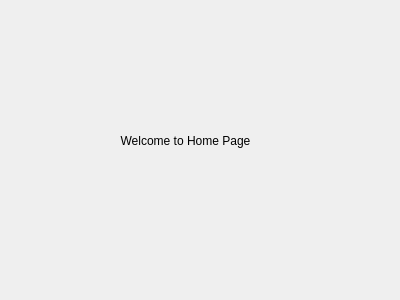
The window that homepage.ui (krmbt72/HotelReservationSystem) describes before a commit, drawn with Qt 5.
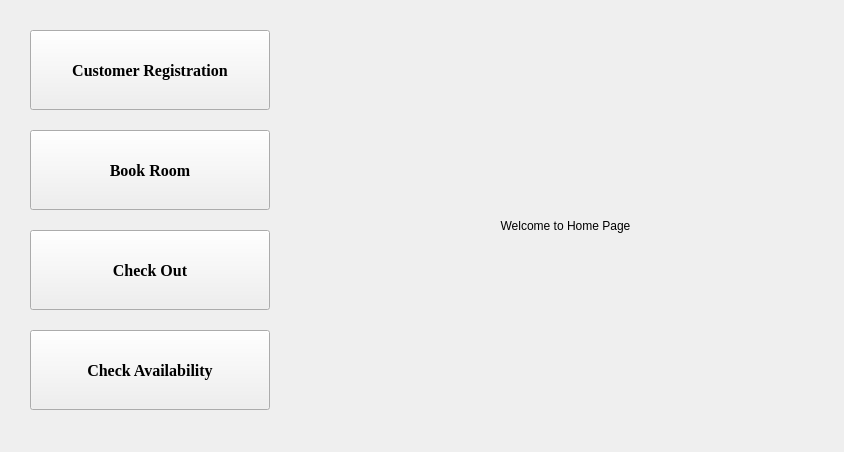
The same window after the commit.

```diff
--- a/homepage.ui
+++ b/homepage.ui
@@ -6,8 +6,8 @@
    <rect>
     <x>0</x>
     <y>0</y>
-    <width>400</width>
-    <height>300</height>
+    <width>844</width>
+    <height>452</height>
    </rect>
   </property>
   <property name="windowTitle">
@@ -16,10 +16,10 @@
   <widget class="QLabel" name="label">
    <property name="geometry">
     <rect>
-     <x>80</x>
-     <y>110</y>
-     <width>211</width>
-     <height>61</height>
+     <x>310</x>
+     <y>30</y>
+     <width>511</width>
+     <height>391</height>
     </rect>
    </property>
    <property name="text">
@@ -29,6 +29,86 @@
     <set>Qt::AlignCenter</set>
    </property>
   </widget>
+  <widget class="QPushButton" name="pushButton_RegisterClient">
+   <property name="geometry">
+    <rect>
+     <x>30</x>
+     <y>30</y>
+     <width>240</width>
+     <height>80</height>
+    </rect>
+   </property>
+   <property name="font">
+    <font>
+     <family>Times New Roman</family>
+     <pointsize>12</pointsize>
+     <bold>true</bold>
+    </font>
+   </property>
+   <property name="text">
+    <string>Customer Registration</string>
+   </property>
+  </widget>
+  <widget class="QPushButton" name="pushButton_BookRoom">
+   <property name="geometry">
+    <rect>
+     <x>30</x>
+     <y>130</y>
+     <width>240</width>
+     <height>80</height>
+    </rect>
+   </property>
+   <property name="font">
+    <font>
+     <family>Times New Roman</family>
+     <pointsize>12</pointsize>
+     <bold>true</bold>
+    </font>
+   </property>
+   <property name="text">
+    <string>Book Room</string>
+   </property>
+  </widget>
+  <widget class="QPushButton" name="pushButton_CheckOut">
+   <property name="geometry">
+    <rect>
+     <x>30</x>
+     <y>230</y>
+     <width>240</width>
+     <height>80</height>
+    </rect>
+   </property>
+   <property name="font">
+    <font>
+     <family>Times New Roman</family>
+     <pointsize>12</pointsize>
+     <bold>true</bold>
+    </font>
+   </property>
+   <property name="text">
+    <string>Check Out</string>
+   </property>
+  </widget>
+  <widget class="QPushButton" name="pushButton">
+   <property name="geometry">
+    <rect>
+     <x>30</x>
+     <y>330</y>
+     <width>240</width>
+     <height>80</height>
+    </rect>
+   </property>
+   <property name="font">
+    <font>
+     <family>Times New Roman</family>
+     <pointsize>12</pointsize>
+     <bold>true</bold>
+    </font>
+   </property>
+   <property name="text">
+    <string>Check Availability</string>
+   </property>
+  </widget>
  </widget>
  <resources/>
  <connections/>
```
Left out of the diff: 2 changed lines with no effect on the pictures.
